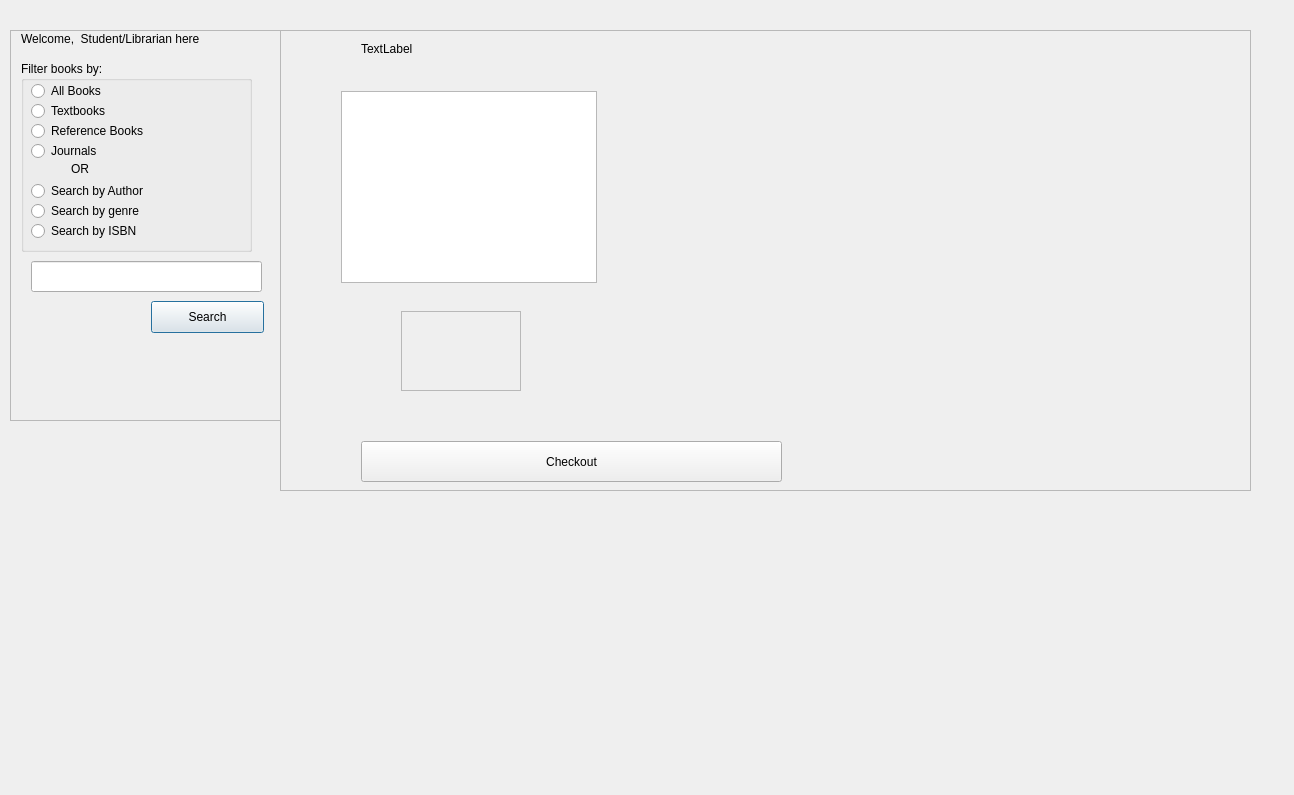
Old version of the form UnitTesting/displaybooks.ui in the repository cameron001/cs100_finalproject.
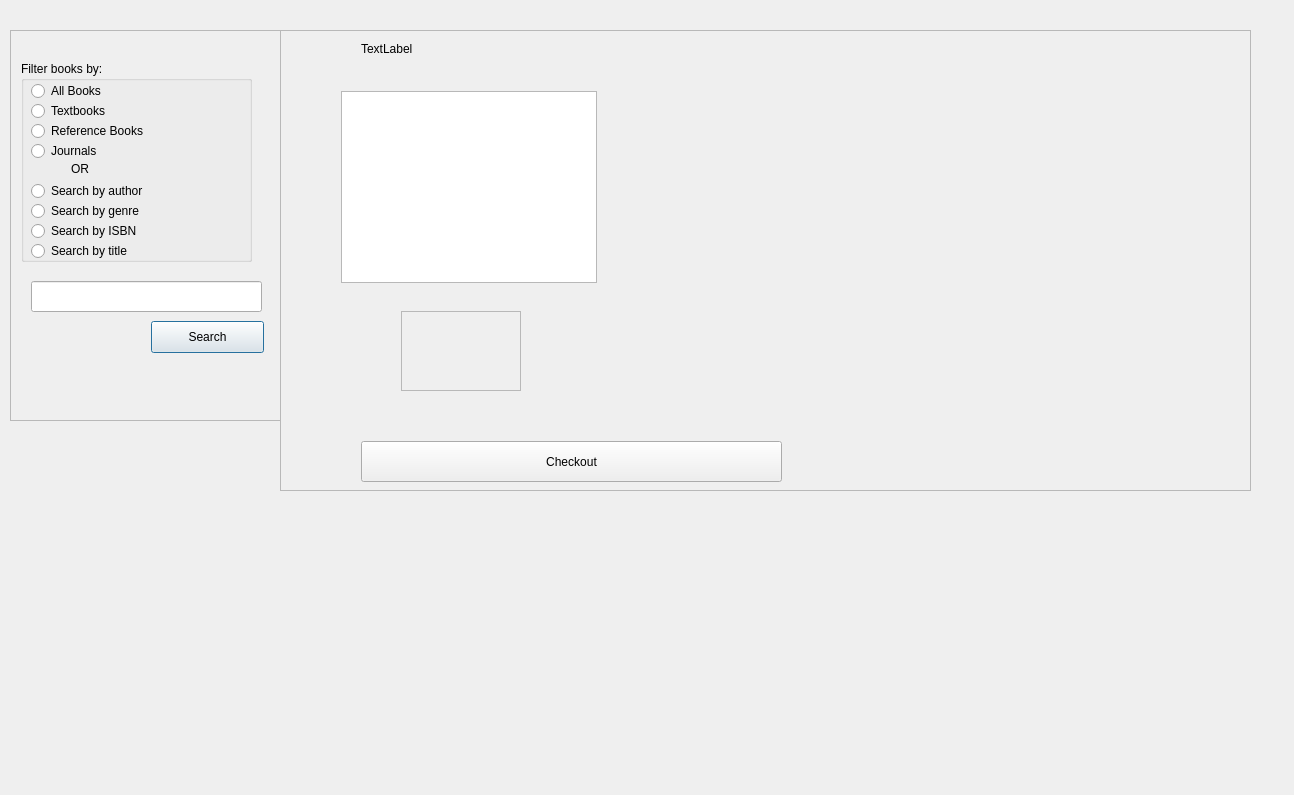
New version of the form.

```diff
--- a/UnitTesting/displaybooks.ui
+++ b/UnitTesting/displaybooks.ui
@@ -39,12 +39,12 @@
       <rect>
        <x>10</x>
        <y>0</y>
-       <width>221</width>
-       <height>16</height>
+       <width>241</width>
+       <height>21</height>
       </rect>
      </property>
      <property name="text">
-      <string>Welcome,  Student/Librarian here</string>
+      <string/>
      </property>
     </widget>
     <widget class="QGroupBox" name="groupBox">
@@ -53,7 +53,7 @@
        <x>10</x>
        <y>30</y>
        <width>231</width>
-       <height>191</height>
+       <height>201</height>
       </rect>
      </property>
      <property name="title">
@@ -121,7 +121,7 @@
        </rect>
       </property>
       <property name="text">
-       <string>Search by Author</string>
+       <string>Search by author</string>
       </property>
      </widget>
      <widget class="QRadioButton" name="radio_genre">
@@ -163,12 +163,25 @@
        <string>OR</string>
       </property>
      </widget>
+     <widget class="QRadioButton" name="radio_title">
+      <property name="geometry">
+       <rect>
+        <x>10</x>
+        <y>180</y>
+        <width>121</width>
+        <height>20</height>
+       </rect>
+      </property>
+      <property name="text">
+       <string>Search by title</string>
+      </property>
+     </widget>
     </widget>
     <widget class="QLineEdit" name="search_text">
      <property name="geometry">
       <rect>
        <x>20</x>
-       <y>230</y>
+       <y>250</y>
        <width>231</width>
        <height>31</height>
       </rect>
@@ -178,7 +191,7 @@
      <property name="geometry">
       <rect>
        <x>140</x>
-       <y>270</y>
+       <y>290</y>
        <width>113</width>
        <height>32</height>
       </rect>
@@ -190,8 +203,8 @@
     <widget class="QLabel" name="search_result_lbl">
      <property name="geometry">
       <rect>
-       <x>10</x>
-       <y>290</y>
+       <x>20</x>
+       <y>330</y>
        <width>231</width>
        <height>51</height>
       </rect>
```
